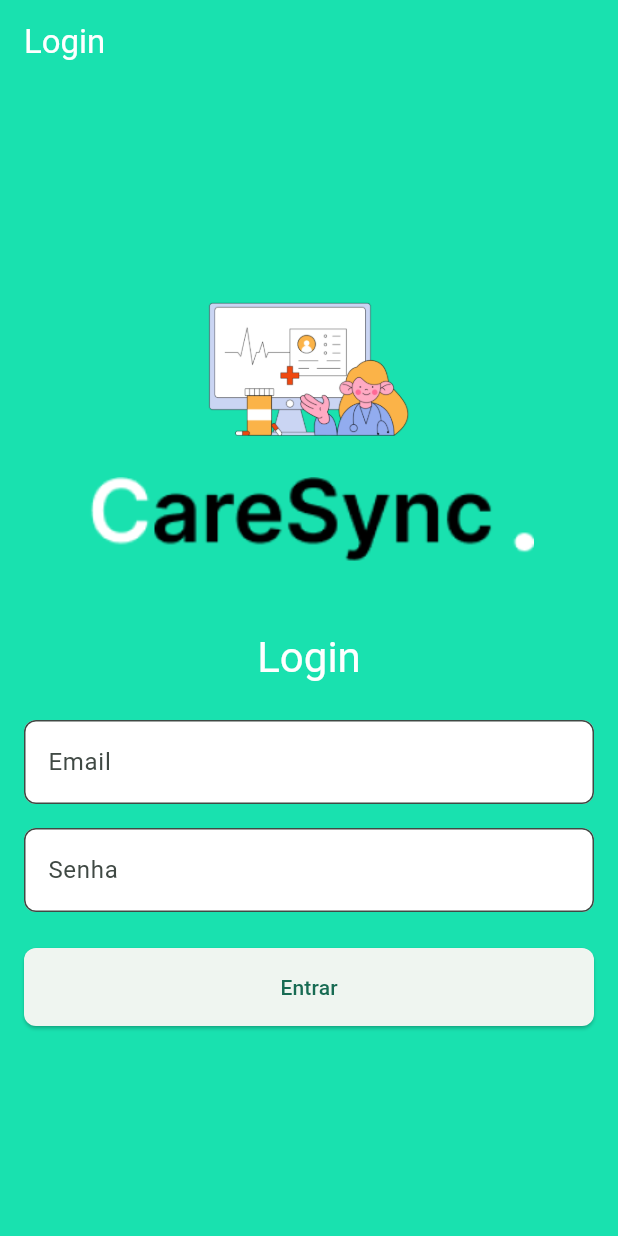
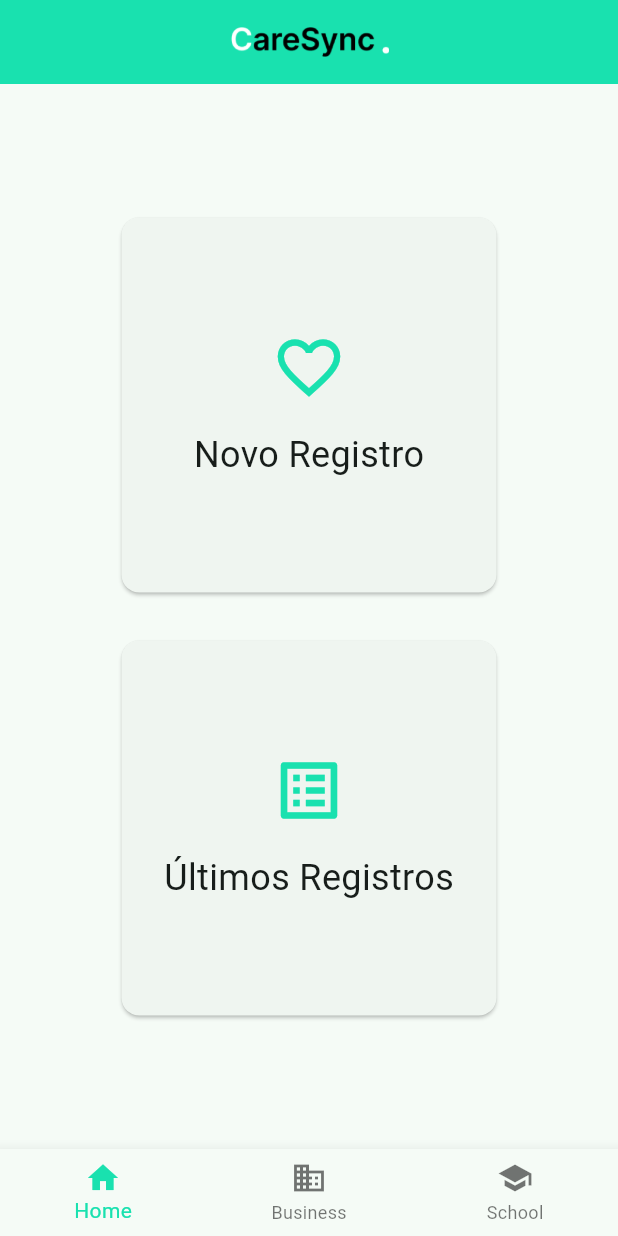
Before and after one commit to DeboraBorgesDev/careSyncApp, a Flutter app: the screen it shows after launch, after a tap on "Entrar", on a phone screen of 412 x 824 dp. Run offline on Flutter 3.47's test engine with Material 3 defaults, Android fonts, the phone set to English and light mode, and no system bars.

Commit message:
criação da navbar e página home

```diff
--- a/lib/home/home.view.dart
+++ b/lib/home/home.view.dart
@@ -0,0 +1,138 @@
+import 'package:flutter/material.dart';
+
+class Home extends StatefulWidget {
+  const Home({super.key});
+
+  @override
+  _HomeState createState() => _HomeState();
+}
+
+class _HomeState extends State<Home> {
+  int _selectedIndex = 0;
+
+  static const List<Widget> _widgetOptions = <Widget>[
+    HomeContent(),
+    Text(
+      'Index 1: Business',
+      style: TextStyle(fontSize: 24, color: Colors.black),
+    ),
+    Text(
+      'Index 2: School',
+      style: TextStyle(fontSize: 24, color: Colors.black),
+    ),
+  ];
+
+  void _onItemTapped(int index) {
+    setState(() {
+      _selectedIndex = index;
+    });
+  }
+
+  @override
+  Widget build(BuildContext context) {
+    return Scaffold(
+      appBar: AppBar(
+        backgroundColor: const Color.fromARGB(255, 25, 225, 175),
+        title: Center(
+          child: Image.asset(
+            'assets/logo.png',
+            height: 20.0,
+          ),
+        ),
+      ),
+      body: Center(
+        child: _widgetOptions.elementAt(_selectedIndex),
+      ),
+      bottomNavigationBar: BottomNavigationBar(
+        items: const <BottomNavigationBarItem>[
+          BottomNavigationBarItem(
+            icon: Icon(Icons.home),
+            label: 'Home',
+          ),
+          BottomNavigationBarItem(
+            icon: Icon(Icons.business),
+            label: 'Business',
+          ),
+          BottomNavigationBarItem(
+            icon: Icon(Icons.school),
+            label: 'School',
+          ),
+        ],
+        currentIndex: _selectedIndex,
+        selectedItemColor: const Color.fromARGB(255, 25, 225, 175),
+        onTap: _onItemTapped,
+      ),
+    );
+  }
+}
+
+class HomeContent extends StatelessWidget {
+  const HomeContent({super.key});
+
+  @override
+  Widget build(BuildContext context) {
+    return SingleChildScrollView(
+      padding: const EdgeInsets.all(16.0),
+      child: Column(
+        mainAxisAlignment: MainAxisAlignment.center,
+        crossAxisAlignment: CrossAxisAlignment.center,
+        children: [
+          Card(
+            child: InkWell(
+              onTap: () {
+                // Ação para Novo Registro
+              },
+              child: const SizedBox(
+                width: 250,
+                height: 250,
+                child: Column(
+                  mainAxisAlignment: MainAxisAlignment.center,
+                  children:[
+                    Icon(
+                      Icons.favorite_outline,
+                      size: 50,
+                      color: Color.fromARGB(255, 25, 225, 175),
+                    ),
+                    SizedBox(height: 16.0),
+                    Text(
+                      'Novo Registro',
+                      style: TextStyle(fontSize: 24),
+                    ),
+                  ],
+                ),
+              ),
+            ),
+          ),
+          const SizedBox(height: 24.0),
+          Card(
+            child: InkWell(
+              onTap: () {
+                // Ação para Últimos Registros
+              },
+              child: const SizedBox(
+                width: 250,
+                height: 250,
+                child: Column(
+                  mainAxisAlignment: MainAxisAlignment.center,
+                  children: [
+                    Icon(
+                      Icons.list_alt,
+                      size: 50,
+                      color:  Color.fromARGB(255, 25, 225, 175),
+                    ),
+                    SizedBox(height: 16.0),
+                    Text(
+                      'Últimos Registros',
+                      style: TextStyle(fontSize: 24),
+                    ),
+                  ],
+                ),
+              ),
+            ),
+
+          ),
+        ],
+      ),
+    );
+  }
+}
--- a/lib/login/login.view.dart
+++ b/lib/login/login.view.dart
@@ -67,7 +67,8 @@ class Login extends StatelessWidget {
               width: double.infinity,
               child: ElevatedButton(
                 onPressed: () {
-                  // Lógica do botão de entrar
+                  // Navegar para a página Home
+                  Navigator.pushReplacementNamed(context, '/home');
                 },
                 child: const Text('Entrar'),
                 style: ElevatedButton.styleFrom(
--- a/lib/main.dart
+++ b/lib/main.dart
@@ -1,5 +1,7 @@
 import 'package:caresync/login/login.view.dart';
+import 'package:caresync/home/home.view.dart';
 import 'package:flutter/material.dart';
+
 
 void main() {
   runApp(const MyApp());
@@ -7,20 +9,25 @@ void main() {
 
 class MyApp extends StatelessWidget {
   const MyApp({super.key});
+
   @override
   Widget build(BuildContext context) {
     return MaterialApp(
       debugShowCheckedModeBanner: false,
       title: 'Flutter Demo',
       theme: ThemeData(
-        colorScheme: ColorScheme.fromSeed(seedColor: Color.fromARGB(255, 25, 225, 175)),
+        colorScheme: ColorScheme.fromSeed(seedColor: const Color.fromARGB(255, 25, 225, 175)),
         useMaterial3: true,
         appBarTheme: const AppBarTheme(
-          backgroundColor: Color.fromARGB(255, 25, 225, 175), // Define a cor do AppBar explicitamente
-          foregroundColor: Colors.white, // Define a cor do texto e dos ícones do AppBar
+          backgroundColor: Color.fromARGB(255, 25, 225, 175),
+          foregroundColor: Colors.white,
         ),
       ),
-      home: const Login(),
+      initialRoute: '/',
+      routes: {
+        '/': (context) => const Login(),
+        '/home': (context) => const Home(),
+      },
     );
   }
 }
```
